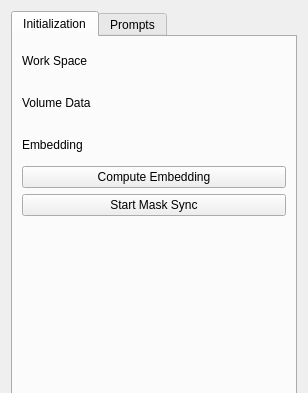
bingogome/samm, file samm/SammBase/Resources/UI/SammBase.ui: the form before one commit; both pictures show x 0 to 308 and y 0 to 393 of the 308 by 842 pixel window.
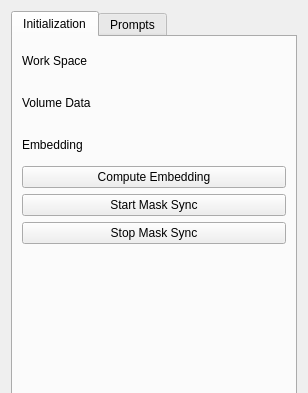
The form after the commit. Custom widgets are drawn as their Qt base class.

```diff
--- a/samm/SammBase/Resources/UI/SammBase.ui
+++ b/samm/SammBase/Resources/UI/SammBase.ui
@@ -104,6 +104,13 @@
          </property>
         </widget>
        </item>
+       <item>
+        <widget class="QPushButton" name="pushStopMaskSync">
+         <property name="text">
+          <string>Stop Mask Sync</string>
+         </property>
+        </widget>
+       </item>
        <item>
         <spacer name="verticalSpacer_2">
          <property name="orientation">
```
